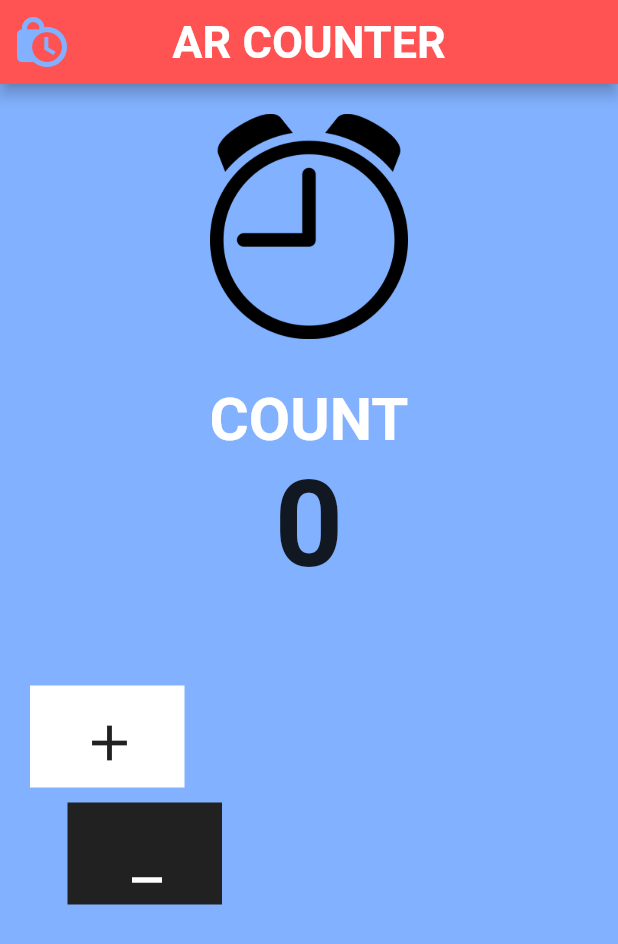
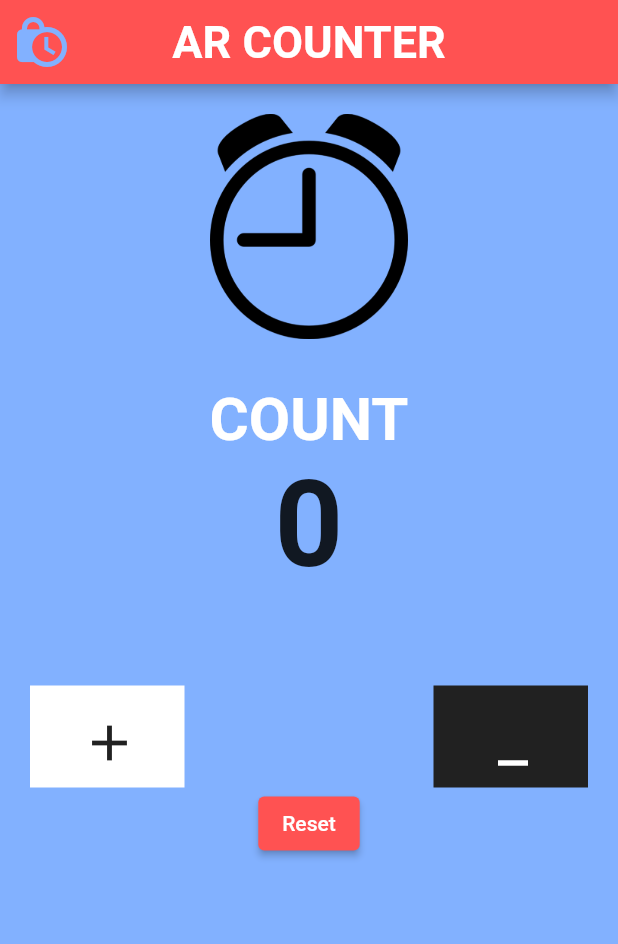
Before and after one commit to AdharshReghu/CounterAPP, a Flutter app: the screen it shows after launch, on a phone screen of 412 x 824 dp. Shown: the top 944 px of the screen. Run offline on Flutter 3.47's test engine with Material 2 defaults, Android fonts, the phone set to English and light mode, and no system bars.

Commit message:
corrected the allignement of the buttons, included reset button

```diff
--- a/lib/main.dart
+++ b/lib/main.dart
@@ -46,23 +46,26 @@ class _counterState extends State<counter> {
                         child: IconButton(
                             onPressed: (){},
                             icon: Icon(Icons.add,color: Colors.grey[900],size: 40.0,)),
-                      )
-                    ],
-                  ),
-                  SizedBox(width: 10.0,),
-                  Row(
-                    children: [
+                      ),
+                      Spacer(),
                       Container(
                         color: Colors.grey[900] ,
                         padding: EdgeInsets.fromLTRB(25.0, 10.0, 30.0, 10.0),
-                        margin: EdgeInsets.fromLTRB(25.0, 10.0, 30.0, 10.0),
                         child: IconButton(
                             onPressed: (){},
                             icon: Icon(Icons.minimize,color: Colors.white,size: 40.0,)),
                       )
-
+                    ],
+                  ),
+                  Row(
+                    mainAxisAlignment: MainAxisAlignment.center,
+                    children: [
+                      ElevatedButton(onPressed:(){},
+                          child: Text('Reset'),
+                      style: ElevatedButton.styleFrom(backgroundColor: Colors.redAccent),)
                     ],
                   )
+
                 ],
               )
 
```
